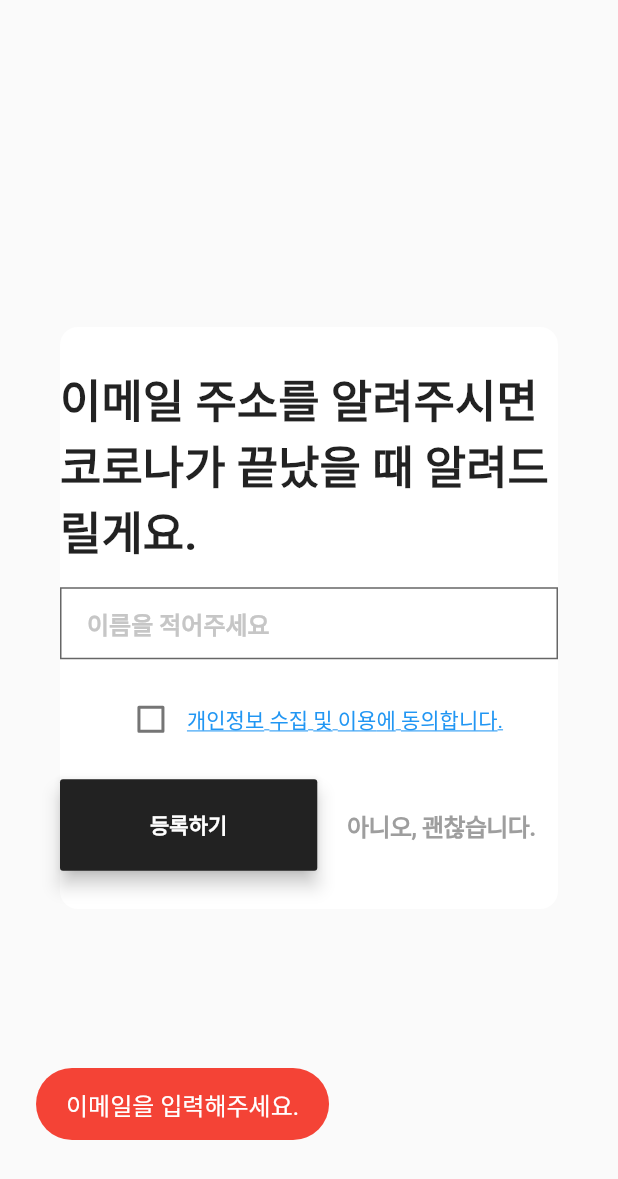
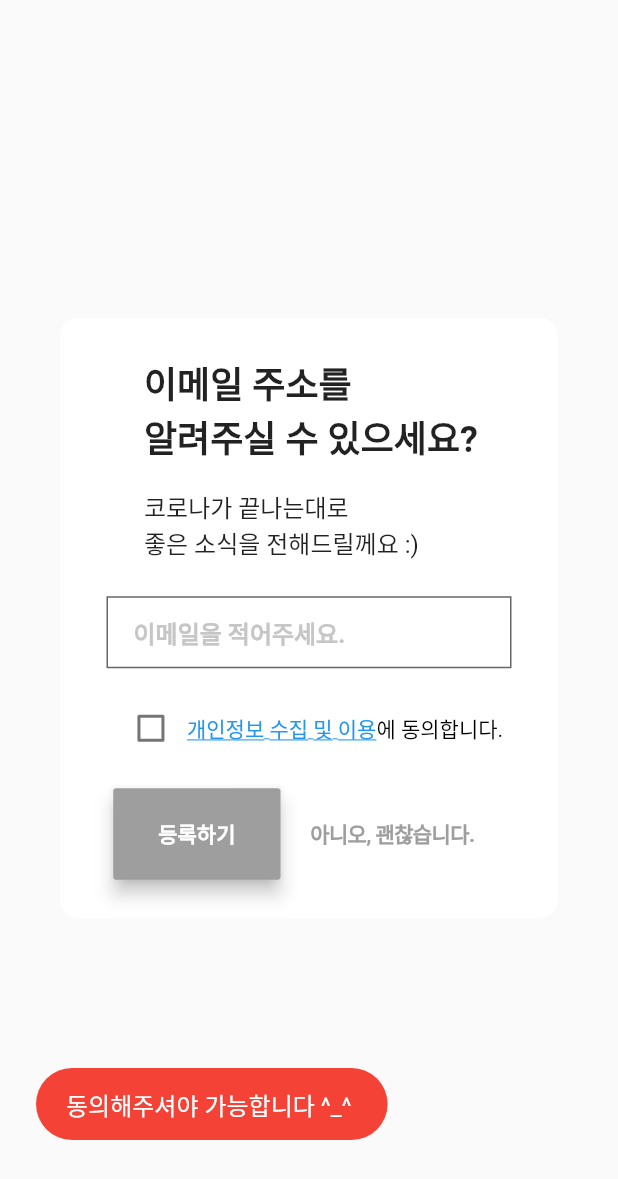
Before and after one commit to kkyy3402/AFTER_COVID, a Flutter app: the EmailRegisterPopup widget shown alone on an empty page, opened directly with empty values, after a tap on "등록하기", on a phone screen of 412 x 824 dp. Shown: the top 1179 px of the screen. Run offline on Flutter 3.47's test engine with Material 2 defaults, Android fonts, the phone set to English and light mode, and no system bars; our stand-ins replace fluttertoast, google_fonts; missing offline and left inert: universal_html; network calls fail.

Commit message:
이메일 팝업 추가

```diff
--- a/web_app/lib/Util/CustomDialogBox.dart
+++ b/web_app/lib/Util/CustomDialogBox.dart
@@ -2,6 +2,7 @@ import 'dart:ui';
 import 'package:flutter/cupertino.dart';
 import 'package:flutter/material.dart';
 import 'package:google_fonts/google_fonts.dart';
+import 'package:url_launcher/url_launcher.dart';
 import 'package:web_app/DEFINES.dart';
 import 'package:web_app/Models/CardItemModel.dart';
 import 'package:web_app/Util/Util.dart';
@@ -337,31 +338,48 @@ class _EmailRegisterPopupState extends State<EmailRegisterPopup> {
               color: Colors.white,
               borderRadius: BorderRadius.circular(12)
           ),
-          width: 1169,
-          height: 388,
+          width: 360,
+          padding: EdgeInsets.all(24),
+          height: 400,
           child: Container(
-            child: Container(
-              width: 843,
-              height: 288,
             child: Column(
               mainAxisAlignment: MainAxisAlignment.center,
               mainAxisSize: MainAxisSize.max,
               children: [
 
-                  Text(
-                    "이메일 주소를 알려주시면 코로나가 끝났을 때 알려드릴게요.",
+                Container(
+                  padding: EdgeInsets.only(left: 32),
+                  width: double.infinity,
+                  child: Text(
+                    "이메일 주소를\n알려주실 수 있으세요?",
                     style: GoogleFonts.nanumMyeongjo(
                       fontWeight: FontWeight.bold,
-                      fontSize: 30,
+                      fontSize: 24,
+                    ),
                   ),
                 ),
 
                 SizedBox(
-                    height: 16,
+                    height: 16
                 ),
 
                 Container(
-                    width: 843,
+                  padding: EdgeInsets.only(left: 32),
+                  width: double.infinity,
+                  child: Text(
+                    "코로나가 끝나는대로\n좋은 소식을 전해드릴께요 :)",
+                    style: GoogleFonts.nanumMyeongjo(
+                      fontSize: 16,
+                    ),
+                  ),
+                ),
+
+                SizedBox(
+                  height: 24,
+                ),
+
+                Container(
+                  width: 270,
                   child: TextField(
                     controller: _emailTextFieldController,
                     decoration: InputDecoration(
@@ -375,7 +393,7 @@ class _EmailRegisterPopupState extends State<EmailRegisterPopup> {
                       filled: true,
                       fillColor: Colors.white,
                       contentPadding: EdgeInsets.only(left: 18,top: 12,bottom: 12,right: 12),
-                        hintText: "이름을 적어주세요",
+                      hintText: "이메일을 적어주세요.",
                       counterText: "",
                       hintStyle: TextStyle(
                           color: Color.fromARGB(255, 198, 198, 198)
@@ -394,6 +412,7 @@ class _EmailRegisterPopupState extends State<EmailRegisterPopup> {
                 ),
 
                 Row(
+                    mainAxisSize: MainAxisSize.max,
                     mainAxisAlignment: MainAxisAlignment.center,
                     children: [
                       Checkbox(value: _checkBoxChecked, onChanged: (value){
@@ -403,8 +422,10 @@ class _EmailRegisterPopupState extends State<EmailRegisterPopup> {
 
                       }),
 
-                        Tooltip(
-                          message: "개인정보 수집 및 이용에 대한 내용입니다.",
+                      InkWell(
+                        onTap: (){
+                          launch('https://docs.flutter.io/flutter/services/UrlLauncher-class.html');
+                        },
                         child: Text(
                           "개인정보 수집 및 이용",
                           style: GoogleFonts.nanumMyeongjo(
@@ -417,10 +438,10 @@ class _EmailRegisterPopupState extends State<EmailRegisterPopup> {
                       Text(
                         "에 동의합니다.",
                         style: GoogleFonts.nanumMyeongjo(
-                              color: Colors.blue,
-                              decoration: TextDecoration.underline
+                          color: Colors.black,
                         ),
                       )
+
                     ]
                 ),
 
@@ -429,11 +450,17 @@ class _EmailRegisterPopupState extends State<EmailRegisterPopup> {
                 ),
 
                 Row(
+                  mainAxisSize: MainAxisSize.max,
                   mainAxisAlignment: MainAxisAlignment.center,
                   children: [
 
                     RaisedButton(
                       onPressed: (){
+
+                        if(!_checkBoxChecked){
+                          showToast("동의해주셔야 가능합니다 ^_^ ");
+                          return;
+                        }
 
                         if(_emailTextFieldController.text.length == 0){
                           showToast("이메일을 입력해주세요.");
@@ -449,7 +476,7 @@ class _EmailRegisterPopupState extends State<EmailRegisterPopup> {
                         }
 
                       },
-                        color: Color.fromARGB(255, 34, 34, 34),
+                      color: _checkBoxChecked ? Color.fromARGB(255, 34, 34, 34) : Colors.grey,
                       elevation: 5,
                       child: Text(
                         "등록하기",
@@ -458,7 +485,7 @@ class _EmailRegisterPopupState extends State<EmailRegisterPopup> {
                             fontWeight: FontWeight.bold
                         ),
                       ),
-                        padding: EdgeInsets.only(left: 60, right: 60, top: 20, bottom: 20),
+                      padding: EdgeInsets.only(left: 30, right: 30, top: 20, bottom: 20),
                     ),
 
                     CupertinoButton(
@@ -467,7 +494,7 @@ class _EmailRegisterPopupState extends State<EmailRegisterPopup> {
                           style: GoogleFonts.nanumMyeongjo(
                               color: Colors.grey,
                               fontWeight: FontWeight.bold,
-                                fontSize: 16
+                              fontSize: 14
                           ),
                         ),
                         onPressed: (){
@@ -483,7 +510,6 @@ class _EmailRegisterPopupState extends State<EmailRegisterPopup> {
               ],
             ),
           ),
-          ),
 
         )
     );
--- a/web_app/pubspec.yaml
+++ b/web_app/pubspec.yaml
@@ -33,6 +33,8 @@ dependencies:
   http:
   fluttertoast:
   google_fonts:
+  url_launcher:
+
 
 dev_dependencies:
   flutter_test:
```
Also changed, not shown: web_app/pubspec.lock. Lines whose indentation alone changed are shown as unchanged.
